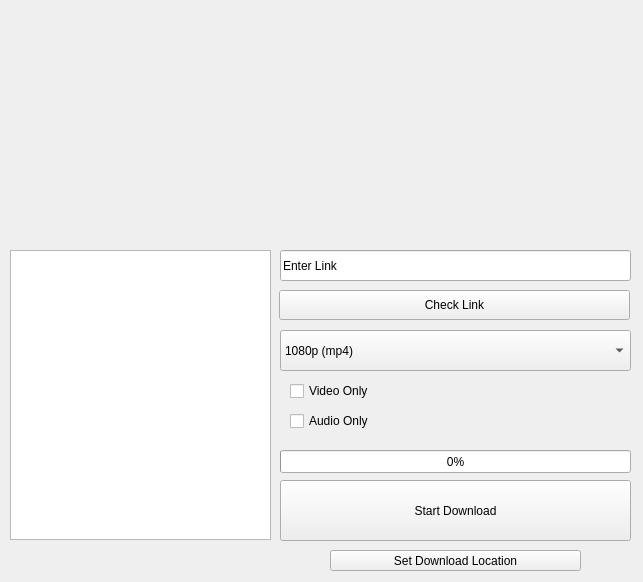
antijun/yt-dlp-ui, file form.ui: the form before one commit.
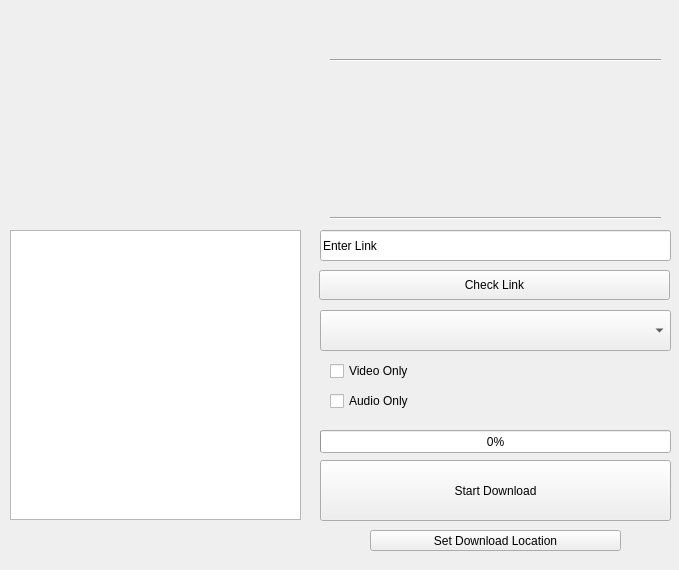
The form after the commit.

```diff
--- a/form.ui
+++ b/form.ui
@@ -6,8 +6,8 @@
    <rect>
     <x>0</x>
     <y>0</y>
-    <width>643</width>
-    <height>582</height>
+    <width>679</width>
+    <height>570</height>
    </rect>
   </property>
   <property name="windowTitle">
@@ -16,8 +16,8 @@
   <widget class="QPushButton" name="downloadButton">
    <property name="geometry">
     <rect>
-     <x>280</x>
-     <y>480</y>
+     <x>320</x>
+     <y>460</y>
      <width>351</width>
      <height>61</height>
     </rect>
@@ -30,8 +30,8 @@
    <property name="geometry">
     <rect>
      <x>10</x>
-     <y>250</y>
-     <width>261</width>
+     <y>230</y>
+     <width>291</width>
      <height>290</height>
     </rect>
    </property>
@@ -40,8 +40,8 @@
    <property name="geometry">
     <rect>
      <x>10</x>
-     <y>20</y>
-     <width>288</width>
+     <y>50</y>
+     <width>291</width>
      <height>162</height>
     </rect>
    </property>
@@ -49,8 +49,8 @@
   <widget class="QLabel" name="speedLabel">
    <property name="geometry">
     <rect>
-     <x>280</x>
-     <y>430</y>
+     <x>320</x>
+     <y>410</y>
      <width>100</width>
      <height>30</height>
     </rect>
@@ -59,33 +59,18 @@
   <widget class="QComboBox" name="videoQualityCB">
    <property name="geometry">
     <rect>
-     <x>280</x>
-     <y>330</y>
+     <x>320</x>
+     <y>310</y>
      <width>351</width>
      <height>41</height>
     </rect>
    </property>
-   <item>
-    <property name="text">
-     <string>1080p (mp4)</string>
-    </property>
-   </item>
-   <item>
-    <property name="text">
-     <string>1080p (webm)</string>
-    </property>
-   </item>
-   <item>
-    <property name="text">
-     <string>720p (mp4)</string>
-    </property>
-   </item>
   </widget>
   <widget class="QCheckBox" name="audioOnlyCheck">
    <property name="geometry">
     <rect>
-     <x>290</x>
-     <y>410</y>
+     <x>330</x>
+     <y>390</y>
      <width>91</width>
      <height>22</height>
     </rect>
@@ -97,8 +82,8 @@
   <widget class="QProgressBar" name="downloadProgress">
    <property name="geometry">
     <rect>
-     <x>280</x>
-     <y>450</y>
+     <x>320</x>
+     <y>430</y>
      <width>351</width>
      <height>23</height>
     </rect>
@@ -113,8 +98,8 @@
   <widget class="QCheckBox" name="videoOnlyCheck">
    <property name="geometry">
     <rect>
-     <x>290</x>
-     <y>380</y>
+     <x>330</x>
+     <y>360</y>
      <width>81</width>
      <height>22</height>
     </rect>
@@ -126,8 +111,8 @@
   <widget class="QPushButton" name="checkLinkButton">
    <property name="geometry">
     <rect>
-     <x>279</x>
-     <y>290</y>
+     <x>319</x>
+     <y>270</y>
      <width>351</width>
      <height>30</height>
     </rect>
@@ -139,8 +124,8 @@
   <widget class="QPushButton" name="setDownload">
    <property name="geometry">
     <rect>
-     <x>330</x>
-     <y>550</y>
+     <x>370</x>
+     <y>530</y>
      <width>251</width>
      <height>21</height>
     </rect>
@@ -152,8 +137,8 @@
   <widget class="QLineEdit" name="enterLink">
    <property name="geometry">
     <rect>
-     <x>280</x>
-     <y>250</y>
+     <x>320</x>
+     <y>230</y>
      <width>351</width>
      <height>31</height>
     </rect>
@@ -168,6 +153,97 @@
     <string>Enter Link</string>
    </property>
   </widget>
+  <widget class="Line" name="line">
+   <property name="geometry">
+    <rect>
+     <x>330</x>
+     <y>50</y>
+     <width>331</width>
+     <height>20</height>
+    </rect>
+   </property>
+   <property name="orientation">
+    <enum>Qt::Horizontal</enum>
+   </property>
+  </widget>
+  <widget class="QLabel" name="titleLabel">
+   <property name="geometry">
+    <rect>
+     <x>330</x>
+     <y>20</y>
+     <width>331</width>
+     <height>20</height>
+    </rect>
+   </property>
+   <property name="text">
+    <string/>
+   </property>
+  </widget>
+  <widget class="QLabel" name="lengthLabel">
+   <property name="geometry">
+    <rect>
+     <x>328</x>
+     <y>80</y>
+     <width>331</width>
+     <height>20</height>
+    </rect>
+   </property>
+   <property name="text">
+    <string/>
+   </property>
+  </widget>
+  <widget class="QLabel" name="uploaderLabel">
+   <property name="geometry">
+    <rect>
+     <x>330</x>
+     <y>120</y>
+     <width>331</width>
+     <height>20</height>
+    </rect>
+   </property>
+   <property name="text">
+    <string/>
+   </property>
+  </widget>
+  <widget class="QLabel" name="dateLabel">
+   <property name="geometry">
+    <rect>
+     <x>330</x>
+     <y>160</y>
+     <width>331</width>
+     <height>16</height>
+    </rect>
+   </property>
+   <property name="text">
+    <string/>
+   </property>
+  </widget>
+  <widget class="QLabel" name="sourceLabel">
+   <property name="geometry">
+    <rect>
+     <x>330</x>
+     <y>190</y>
+     <width>331</width>
+     <height>16</height>
+    </rect>
+   </property>
+   <property name="text">
+    <string/>
+   </property>
+  </widget>
+  <widget class="Line" name="line_2">
+   <property name="geometry">
+    <rect>
+     <x>330</x>
+     <y>210</y>
+     <width>331</width>
+     <height>16</height>
+    </rect>
+   </property>
+   <property name="orientation">
+    <enum>Qt::Horizontal</enum>
+   </property>
+  </widget>
  </widget>
  <resources/>
  <connections/>
```
